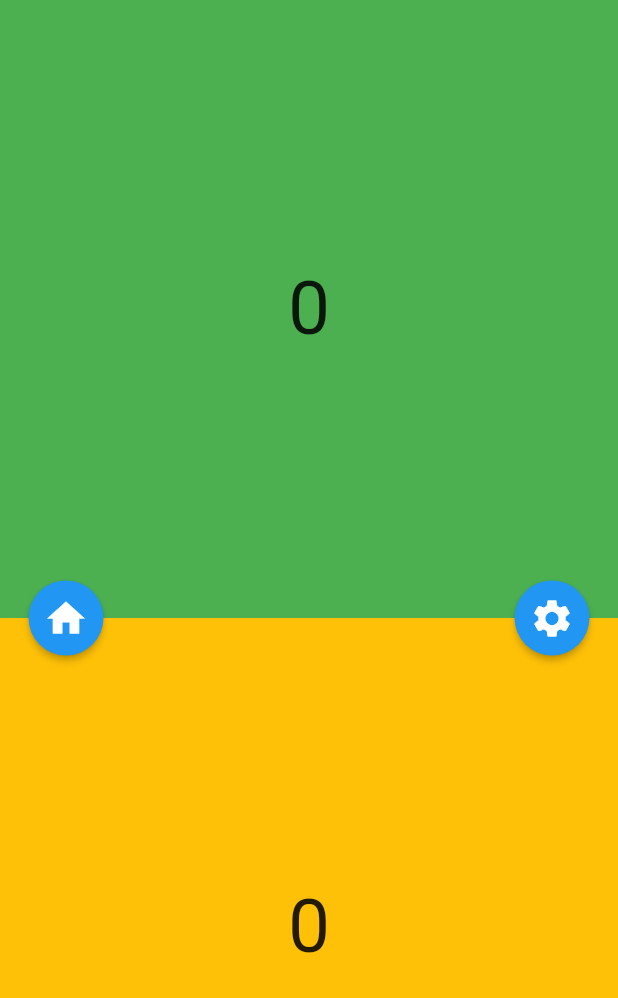
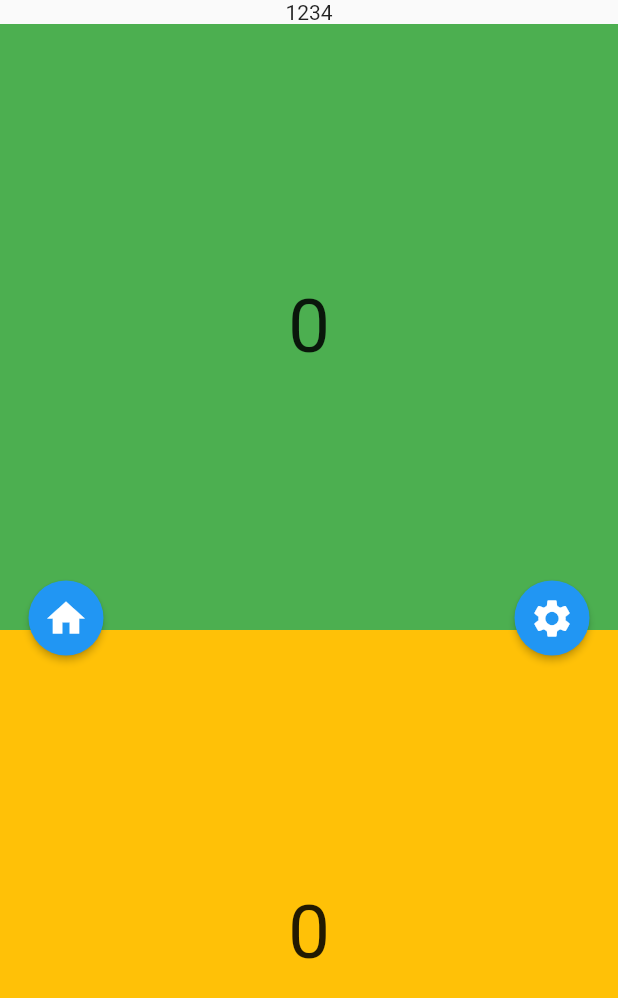
Before and after one commit to matthewkhle/Tally, a Flutter app: the screen it shows after launch, after a tap on "QUICK GAME", on a phone screen of 412 x 824 dp. Shown: the top 998 px of the screen. Run offline on Flutter 3.47's test engine with Material 2 defaults, Android fonts, the phone set to English and light mode, and no system bars; our stand-ins replace cloud_firestore; accounts and stored records are empty.

Commit message:
Pass dummy gameId to scoreboard

```diff
--- a/lib/main.dart
+++ b/lib/main.dart
@@ -1,9 +1,11 @@
 import 'package:flutter/material.dart';
+
 // ignore_for_file: prefer_const_constructors
 import 'package:tally/screens/home.dart';
 import 'package:tally/screens/loading.dart';
 import 'package:tally/screens/scoreboard/scoreboard.dart';
 import 'package:tally/screens/scoreboard/scoreboard_settings.dart';
+import 'package:tally/models/gameArguments.dart';
 
 void main() {
   runApp(MaterialApp(
@@ -11,8 +13,17 @@ void main() {
     routes: {
       '/': (context) => Loading(),
       '/home': (context) => Home(),
-      '/scoreboard': (context) => Scoreboard(),
       '/scoreboard_settings': (context) => ScoreboardSettings(),
+    },
+    onGenerateRoute: (settings) {
+      if (settings.name == "/scoreboard") {
+        final args = settings.arguments as GameArguments;
+        return MaterialPageRoute(
+          builder: (context) {
+            return Scoreboard(gameId: args.gameId);
+          },
+        );
+      }
     },
     debugShowCheckedModeBanner: false,
   ));
--- /dev/null
+++ b/lib/models/gameArguments.dart
@@ -0,0 +1,5 @@
+class GameArguments {
+  final String gameId;
+
+  GameArguments(this.gameId);
+}
--- a/lib/screens/home.dart
+++ b/lib/screens/home.dart
@@ -1,4 +1,5 @@
 import 'package:flutter/material.dart';
+import 'package:tally/models/gameArguments.dart';
 // ignore_for_file: prefer_const_constructors
 
 class Home extends StatefulWidget {
@@ -20,7 +21,8 @@ class _HomeState extends State<Home> {
             children: [
               InkWell(
                   onTap: () {
-                    Navigator.pushNamed(context, "/scoreboard");
+                    Navigator.pushNamed(context, "/scoreboard",
+                        arguments: GameArguments('1234'));
                   },
                   child: Container(
                     height: 200,
@@ -49,8 +51,7 @@ class _HomeState extends State<Home> {
                       Padding(
                           padding: const EdgeInsets.all(10.0),
                           child: InkWell(
-                            onTap: () {
-                            },
+                              onTap: () {},
                               child: Container(
                                 height: 100,
                                 width: 100,
@@ -63,8 +64,7 @@ class _HomeState extends State<Home> {
                                     "Create",
                                   ),
                                 ),
-                            ))
-                    ),
+                              ))),
                       VerticalDivider(
                         thickness: 2,
                         width: 20,
@@ -80,11 +80,13 @@ class _HomeState extends State<Home> {
                               decoration: InputDecoration(
                                 labelText: 'Enter Code',
                                 enabledBorder: OutlineInputBorder(
-                                borderSide: const BorderSide(width: 3, color: Colors.green),
+                                  borderSide: const BorderSide(
+                                      width: 3, color: Colors.green),
                                   borderRadius: BorderRadius.circular(15),
                                 ),
                                 focusedBorder: OutlineInputBorder(
-                                borderSide: const BorderSide(width: 3, color: Colors.green),
+                                  borderSide: const BorderSide(
+                                      width: 3, color: Colors.green),
                                   borderRadius: BorderRadius.circular(15),
                                 ),
                               ),
@@ -94,19 +96,21 @@ class _HomeState extends State<Home> {
                             padding: const EdgeInsets.all(8.0),
                             child: TextButton(
                               style: ButtonStyle(
-                              foregroundColor: MaterialStateProperty.all<Color>(Colors.white),
-                              backgroundColor: MaterialStateProperty.all<Color>(Colors.green),
+                                foregroundColor:
+                                    MaterialStateProperty.all<Color>(
+                                        Colors.white),
+                                backgroundColor:
+                                    MaterialStateProperty.all<Color>(
+                                        Colors.green),
                               ),
-                            onPressed: () { },
+                              onPressed: () {},
                               child: Text('Join'),
                             ),
                           ),
                         ],
                       ),
-                  ]
+                    ]),
               ),
-              ),
-
             ],
           ),
         ),
--- a/lib/screens/scoreboard/scoreboard.dart
+++ b/lib/screens/scoreboard/scoreboard.dart
@@ -3,11 +3,14 @@ import 'package:tally/globals.dart' as globals;
 // ignore_for_file: prefer_const_constructors
 
 class Scoreboard extends StatefulWidget {
-  const Scoreboard({Key? key}) : super(key: key);
+  final String gameId;
+  const Scoreboard({Key? key, required this.gameId}) : super(key: key);
+
 
   @override
   _ScoreboardState createState() => _ScoreboardState();
 }
+
 
 class _ScoreboardState extends State<Scoreboard> {
   String? swipeDirection;
@@ -21,6 +24,7 @@ class _ScoreboardState extends State<Scoreboard> {
               children: [
             Column(
               children: [
+                Text(widget.gameId),
                 Expanded(
                   child: GestureDetector(
                     onPanUpdate: (details) {
```
Lines whose indentation alone changed are shown as unchanged.
